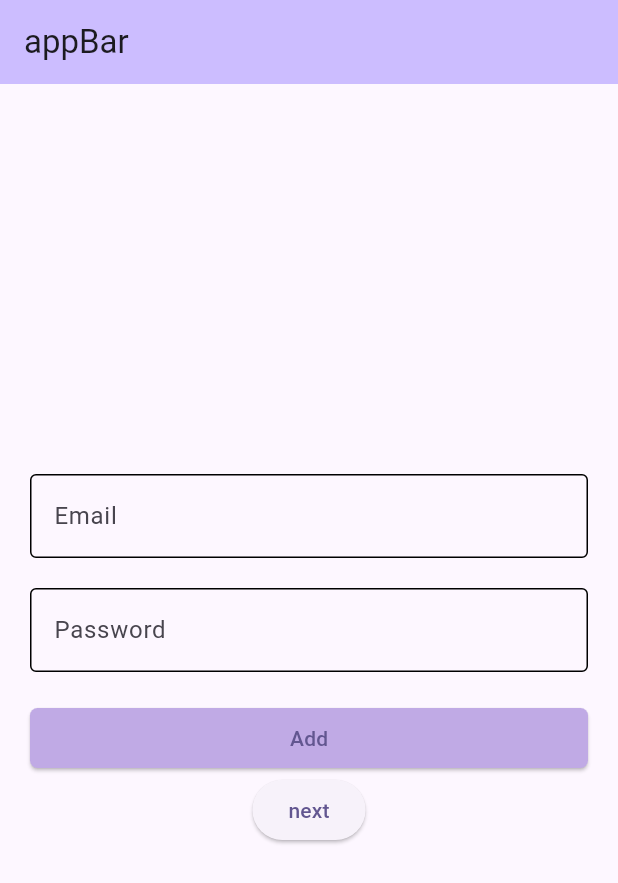
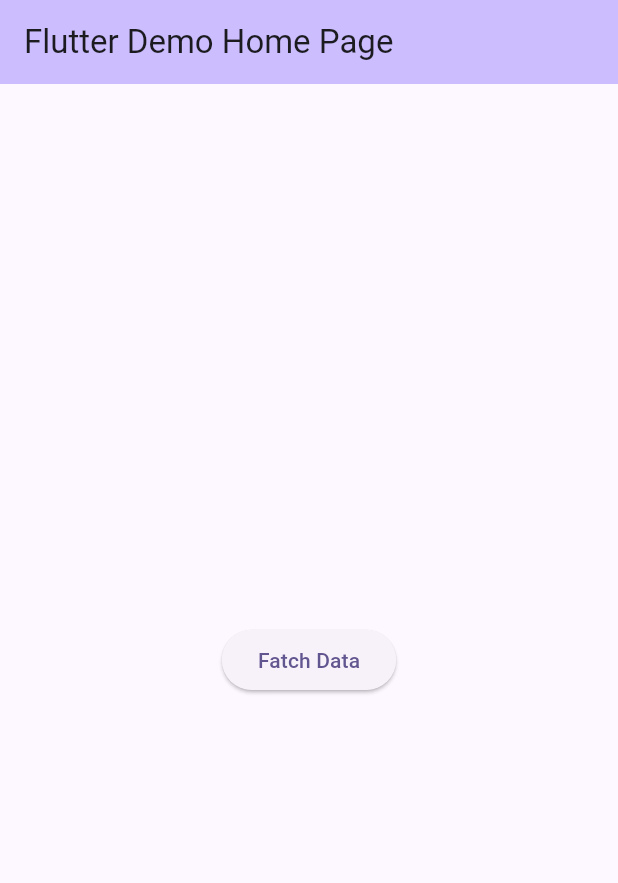
Before and after one commit to flutterboydeep/bloc_tutorial, a Flutter app: the MyHomePage screen opened directly, on a phone screen of 412 x 824 dp. Shown: the top 883 px of the screen. Run offline on Flutter 3.47's test engine with Material 3 defaults, Android fonts, the phone set to English and light mode, and no system bars; our stand-ins replace flutter_bloc.

Commit message:
fatch data from api by using bloc

```diff
--- /dev/null
+++ b/lib/bloc/api_event.dart
@@ -0,0 +1,5 @@
+part of 'api_bloc.dart';
+
+sealed class ApiEvent {}
+
+class FatchDataEvent extends ApiEvent {}
--- /dev/null
+++ b/lib/bloc/api_state.dart
@@ -0,0 +1,17 @@
+part of 'api_bloc.dart';
+
+sealed class ApiState {}
+
+class ApiInitialState extends ApiState {}
+
+class ApiLoadingState extends ApiState {}
+
+class ApiFailureState extends ApiState {
+  final String Error;
+  ApiFailureState({required this.Error});
+}
+
+class ApiLoadedState extends ApiState {
+  final List<ProductModel> productModel;
+  ApiLoadedState(this.productModel);
+}
--- a/lib/bloc/auth_bloc.dart
+++ /dev/null
@@ -1,49 +0,0 @@
-import 'dart:developer';
-
-import 'package:flutter_bloc/flutter_bloc.dart';
-part 'auth_event.dart';
-part 'auth_state.dart';
-
-class AuthBloc extends Bloc<AuthEvent, AuthState> {
-  AuthBloc() : super(AuthInitial()) {
-    on<AuthLoginRequest>(_onAuthLogInRequest);
-    on<AuthLogOutRequest>(_onAuthLogOutRequest);
-  }
-
-
-  void _onAuthLogInRequest
-    (event, emit) async {
-      final mail = event.Email;
-      final password = event.Password;
-      emit(AuthLoading());
-
-      try {
-        if (password.length < 6) {
-          return emit(AuthFailure("Password can not be less then 6 character"));
-        }
-        if (mail.isEmpty) {
-          return emit(AuthFailure("E-mail can not be empty"));
-        }
-        await Future.delayed(Duration(seconds: 2), () {
-          return emit(AuthSucess(userOutput: "$mail-$password"));
-        });
-      } catch (e) {
-        return emit(AuthFailure("Error: $e"));
-      }
-    }
-
-
-
-    void _onAuthLogOutRequest(event, state) async {
-      emit(AuthLoading());
-      try {
-        await Future.delayed(Duration(seconds: 3), () {
-          return emit(AuthInitial());
-        });
-      } catch (e) {
-        return emit(AuthFailure("Error : $e"));
-      }
-    }
-  }
-
-}
--- a/lib/bloc/auth_event.dart
+++ /dev/null
@@ -1,11 +0,0 @@
-part of 'auth_bloc.dart';
-
-sealed class AuthEvent {}
-
-class AuthLoginRequest extends AuthEvent {
-  final Email;
-  final Password;
-  AuthLoginRequest({required this.Email, required this.Password});
-}
-
-class AuthLogOutRequest extends AuthEvent {}
--- a/lib/bloc/auth_state.dart
+++ /dev/null
@@ -1,17 +0,0 @@
-part of 'auth_bloc.dart';
-
-sealed class AuthState {}
-
-class AuthInitial extends AuthState {}
-
-class AuthLoading extends AuthState {}
-
-class AuthFailure extends AuthState {
-  final String Error;
-  AuthFailure(this.Error);
-}
-
-class AuthSucess extends AuthState {
-  final String userOutput;
-  AuthSucess({required this.userOutput});
-}
--- a/lib/homepage.dart
+++ b/lib/homepage.dart
@@ -2,10 +2,11 @@ import 'dart:developer';
 
 import 'package:flutter/material.dart';
 import 'package:flutter_bloc/flutter_bloc.dart';
-import 'package:learn_bloc/bloc/auth_bloc.dart';
+import 'package:learn_bloc/bloc/api_bloc.dart';
 
 import 'package:learn_bloc/enterNewpage.dart';
 
+// ignore: must_be_immutable
 class MyHomePage extends StatelessWidget {
   MyHomePage({super.key, required this.title});
 
@@ -22,86 +23,15 @@ class MyHomePage extends StatelessWidget {
         backgroundColor: Theme.of(context).colorScheme.inversePrimary,
         title: Text(title),
       ),
-      body: BlocConsumer<AuthBloc, AuthState>(
-        listener: (context, state) {
-          if (state is AuthFailure) {
-            ScaffoldMessenger.of(context)
-                .showSnackBar(SnackBar(content: Text(state.Error)));
-          }
-          if (state is AuthSucess) {
+      body: Center(
+        child: ElevatedButton(
+          child: Text("Fatch Data"),
+          onPressed: () {
+            BlocProvider.of<ApiBloc>(context).add(FatchDataEvent());
             Navigator.push(context,
                 MaterialPageRoute(builder: (context) => EnterNewPage()));
-          }
-        },
-        builder: (context, state) {
-          if (state is AuthLoading) {
-            return Center(child: CircularProgressIndicator());
-          }
-
-          return Center(
-            child: Padding(
-              padding: EdgeInsets.symmetric(vertical: 10, horizontal: 20),
-              child: Column(
-                mainAxisAlignment: MainAxisAlignment.center,
-                children: <Widget>[
-                  TextField(
-                    decoration: InputDecoration(
-                      hintText: 'Email',
-                      enabledBorder: OutlineInputBorder(),
-                      focusedBorder:
-                          OutlineInputBorder(borderSide: BorderSide(width: 2)),
-                    ),
-                    controller: mailCtrl,
-                  ),
-                  SizedBox(
-                    height: 20,
-                  ),
-                  TextField(
-                    obscureText: true,
-                    decoration: InputDecoration(
-                      hintText: 'Password',
-                      enabledBorder: OutlineInputBorder(),
-                      focusedBorder:
-                          OutlineInputBorder(borderSide: BorderSide(width: 2)),
-                    ),
-                    controller: passCtrl,
-                  ),
-                  SizedBox(
-                    height: 20,
-                  ),
-                  SizedBox(
-                    width: double.infinity,
-                    child: ElevatedButton(
-                        style: ButtonStyle(
-                            backgroundColor: MaterialStateProperty.all(
-                                const Color.fromARGB(255, 192, 170, 229)),
-                            shape: MaterialStateProperty.all(
-                                RoundedRectangleBorder(
-                                    borderRadius: BorderRadius.circular(5)))),
-                        onPressed: () {
-                          BlocProvider.of<AuthBloc>(context).add(
-                              AuthLoginRequest(
-                                  Email: mailCtrl.text.trim(),
-                                  Password: passCtrl.text.trim()));
-                          // context.read<AuthBloc>().add(AuthLoginRequest(
-                          //     Email: mailCtrl.text.trim(),
-                          //     Password: passCtrl.text.trim()));
-                        },
-                        child: Text("Add")),
-                  ),
-                  ElevatedButton(
-                      onPressed: () {
-                        Navigator.push(
-                            context,
-                            MaterialPageRoute(
-                                builder: (context) => EnterNewPage()));
-                      },
-                      child: Text("next"))
-                ],
-              ),
-            ),
-          );
-        },
+          },
+        ),
       ),
     );
   }
--- a/lib/main.dart
+++ b/lib/main.dart
@@ -1,6 +1,6 @@
 import 'package:flutter/material.dart';
 import 'package:flutter_bloc/flutter_bloc.dart';
-import 'package:learn_bloc/bloc/auth_bloc.dart';
+import 'package:learn_bloc/bloc/api_bloc.dart';
 
 import 'package:learn_bloc/homepage.dart';
 
@@ -14,7 +14,7 @@ class MyApp extends StatelessWidget {
   @override
   Widget build(BuildContext context) {
     return BlocProvider(
-      create: (context) => AuthBloc(),
+      create: (context) => ApiBloc(),
       child: MaterialApp(
         title: 'Flutter Demo',
         theme: ThemeData(
--- a/pubspec.yaml
+++ b/pubspec.yaml
@@ -36,6 +36,7 @@ dependencies:
   # Use with the CupertinoIcons class for iOS style icons.
   cupertino_icons: ^1.0.2
   flutter_bloc: ^8.1.3
+  http: ^1.1.0
 
 dev_dependencies:
   flutter_test:
```
Also changed, not shown: lib/bloc/api_bloc.dart (added, +24 -0 lines), lib/enterNewpage.dart (+29 -36 lines), lib/models/productModel.dart (added, +155 -0 lines), pubspec.lock.
